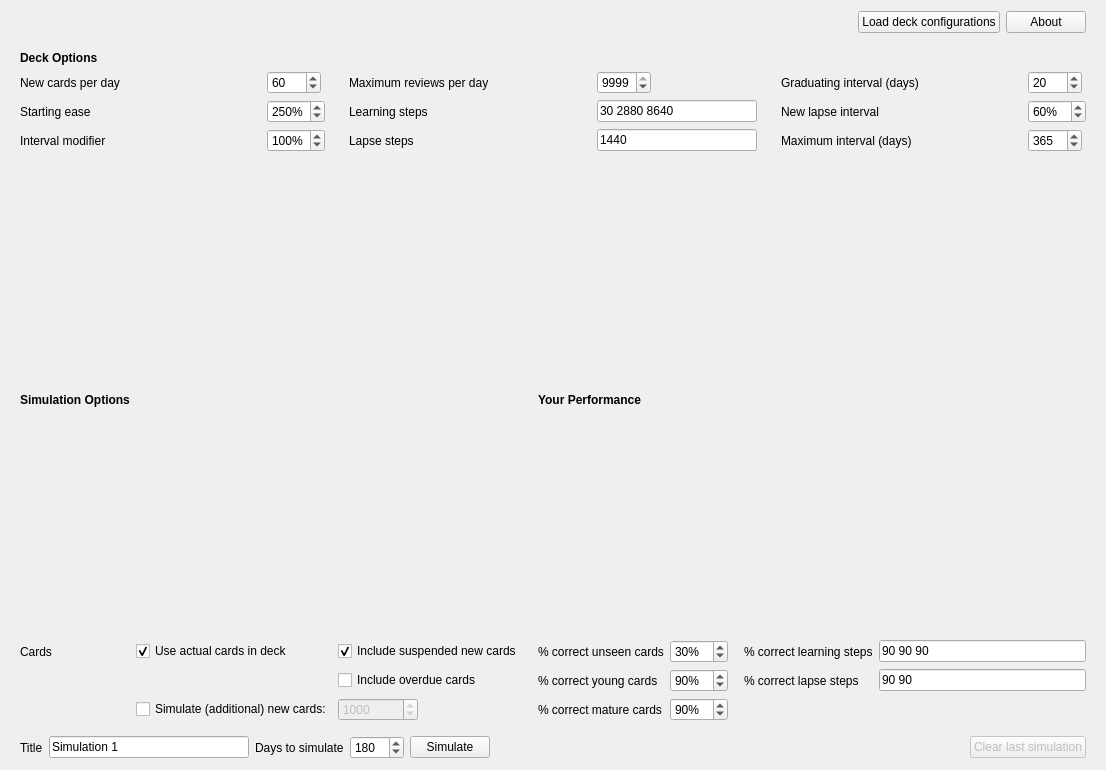
First picture: the form in designer/anki_simulator_dialog.ui, repository giovannihenriksen/Anki-Simulator, before the edit.
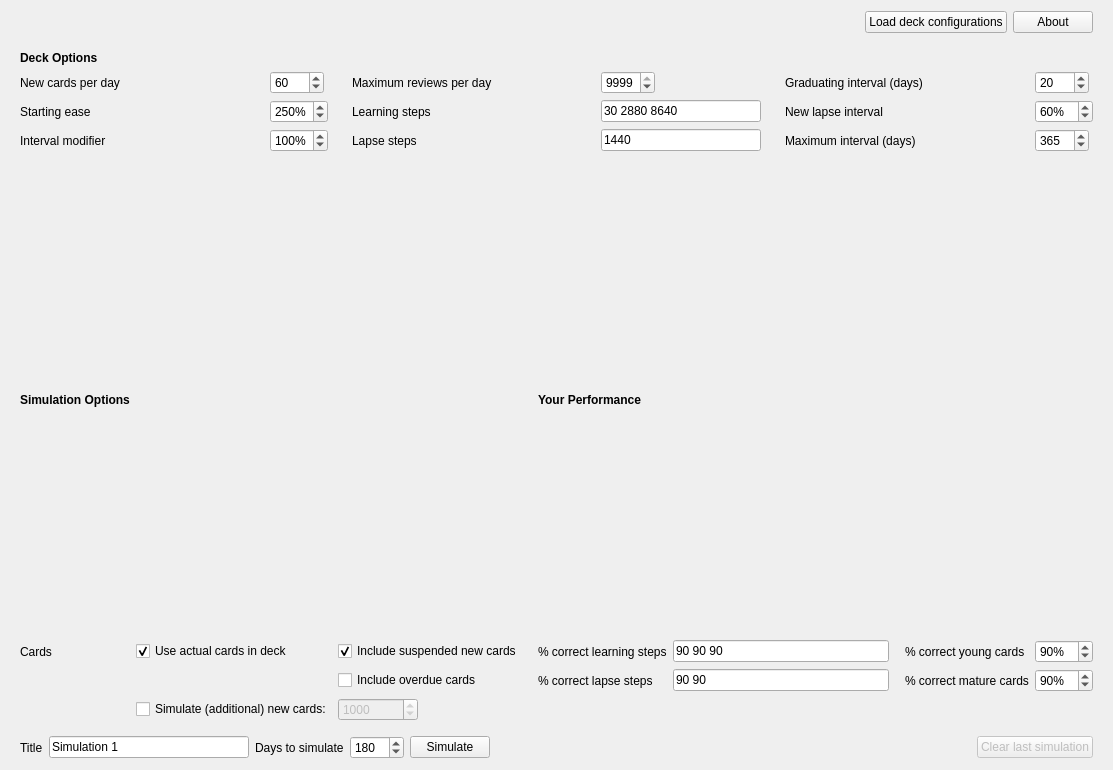
Second picture: the form after the edit.

Commit message: - Removed '% correct unseen' and combined it with '% correct learning step 0'(Not possible to collect unseen card stats from review log)

What changed in the file:
```diff
--- a/designer/anki_simulator_dialog.ui
+++ b/designer/anki_simulator_dialog.ui
@@ -6,7 +6,7 @@
    <rect>
     <x>0</x>
     <y>0</y>
-    <width>1106</width>
+    <width>1113</width>
     <height>770</height>
    </rect>
   </property>
@@ -399,38 +399,43 @@
    <item>
     <widget class="QWidget" name="widget" native="true">
      <layout class="QGridLayout" name="gridLayout_4">
-      <item row="3" column="5">
+      <item row="2" column="6">
+       <widget class="QLineEdit" name="percentCorrectLearningTextfield">
+        <property name="minimumSize">
+         <size>
+          <width>70</width>
+          <height>0</height>
+         </size>
+        </property>
+        <property name="text">
+         <string>90 90 90</string>
+        </property>
+       </widget>
+      </item>
+      <item row="3" column="6">
+       <widget class="QLineEdit" name="percentCorrectLapseTextfield">
+        <property name="minimumSize">
+         <size>
+          <width>70</width>
+          <height>0</height>
+         </size>
+        </property>
+        <property name="text">
+         <string>90 90</string>
+        </property>
+       </widget>
+      </item>
+      <item row="2" column="9">
        <widget class="QLabel" name="percentCorrectYoungLabel">
         <property name="text">
          <string>% correct young cards</string>
         </property>
        </widget>
       </item>
-      <item row="2" column="6">
-       <widget class="QSpinBox" name="percentCorrectUnseenSpinbox">
-        <property name="sizePolicy">
-         <sizepolicy hsizetype="Maximum" vsizetype="Fixed">
-          <horstretch>0</horstretch>
-          <verstretch>0</verstretch>
-         </sizepolicy>
-        </property>
-        <property name="suffix">
-         <string>%</string>
-        </property>
-        <property name="prefix">
-         <string/>
-        </property>
-        <property name="minimum">
-         <number>0</number>
-        </property>
-        <property name="maximum">
-         <number>100</number>
-        </property>
-        <property name="singleStep">
-         <number>1</number>
-        </property>
-        <property name="value">
-         <number>30</number>
+      <item row="2" column="5">
+       <widget class="QLabel" name="percentCorrectLearningLabel">
+        <property name="text">
+         <string>% correct learning steps</string>
         </property>
        </widget>
       </item>
@@ -480,26 +485,6 @@
         </property>
        </spacer>
       </item>
-      <item row="2" column="8">
-       <widget class="QLabel" name="percentCorrectLearningLabel">
-        <property name="text">
-         <string>% correct learning steps</string>
-        </property>
-       </widget>
-      </item>
-      <item row="2" column="9">
-       <widget class="QLineEdit" name="percentCorrectLearningTextfield">
-        <property name="minimumSize">
-         <size>
-          <width>70</width>
-          <height>0</height>
-         </size>
-        </property>
-        <property name="text">
-         <string>90 90 90</string>
-        </property>
-       </widget>
-      </item>
       <item row="2" column="0">
        <widget class="QLabel" name="label_4">
         <property name="text">
@@ -523,61 +508,6 @@
         </property>
        </spacer>
       </item>
-      <item row="2" column="5">
-       <widget class="QLabel" name="percentCorrectUnseenLabel">
-        <property name="text">
-         <string>% correct unseen cards</string>
-        </property>
-       </widget>
-      </item>
-      <item row="3" column="6">
-       <widget class="QSpinBox" name="percentCorrectYoungSpinbox">
-        <property name="sizePolicy">
-         <sizepolicy hsizetype="Maximum" vsizetype="Fixed">
-          <horstretch>0</horstretch>
-          <verstretch>0</verstretch>
-         </sizepolicy>
-        </property>
-        <property name="suffix">
-         <string>%</string>
-        </property>
-        <property name="prefix">
-         <string/>
-        </property>
-        <property name="minimum">
-         <number>1</number>
-        </property>
-        <property name="maximum">
-         <number>100</number>
-        </property>
-        <property name="singleStep">
-         <number>1</number>
-        </property>
-        <property name="value">
-         <number>90</number>
-        </property>
-       </widget>
-      </item>
-      <item row="3" column="8">
-       <widget class="QLabel" name="percentCorrectLapseLabel">
-        <property name="text">
-         <string>% correct lapse steps</string>
-        </property>
-       </widget>
-      </item>
-      <item row="3" column="9">
-       <widget class="QLineEdit" name="percentCorrectLapseTextfield">
-        <property name="minimumSize">
-         <size>
-          <width>70</width>
-          <height>0</height>
-         </size>
-        </property>
-        <property name="text">
-         <string>90 90</string>
-        </property>
-       </widget>
-      </item>
       <item row="2" column="2">
        <widget class="QCheckBox" name="includeSuspendedNewCardsCheckbox">
         <property name="text">
@@ -634,14 +564,49 @@
         </property>
        </widget>
       </item>
-      <item row="5" column="5">
+      <item row="3" column="5">
+       <widget class="QLabel" name="percentCorrectLapseLabel">
+        <property name="text">
+         <string>% correct lapse steps</string>
+        </property>
+       </widget>
+      </item>
+      <item row="2" column="10">
+       <widget class="QSpinBox" name="percentCorrectYoungSpinbox">
+        <property name="sizePolicy">
+         <sizepolicy hsizetype="Maximum" vsizetype="Fixed">
+          <horstretch>0</horstretch>
+          <verstretch>0</verstretch>
+         </sizepolicy>
+        </property>
+        <property name="suffix">
+         <string>%</string>
+        </property>
+        <property name="prefix">
+         <string/>
+        </property>
+        <property name="minimum">
+         <number>1</number>
+        </property>
+        <property name="maximum">
+         <number>100</number>
+        </property>
+        <property name="singleStep">
+         <number>1</number>
+        </property>
+        <property name="value">
+         <number>90</number>
+        </property>
+       </widget>
+      </item>
+      <item row="3" column="9">
        <widget class="QLabel" name="percentCorrectMatureLabel">
         <property name="text">
          <string>% correct mature cards</string>
         </property>
        </widget>
       </item>
-      <item row="5" column="6">
+      <item row="3" column="10">
        <widget class="QSpinBox" name="percentCorrectMatureSpinbox">
         <property name="sizePolicy">
          <sizepolicy hsizetype="Maximum" vsizetype="Fixed">
```
Left out of the diff: 4 changed lines with no effect on the pictures. The commit also changes 2 other files.
